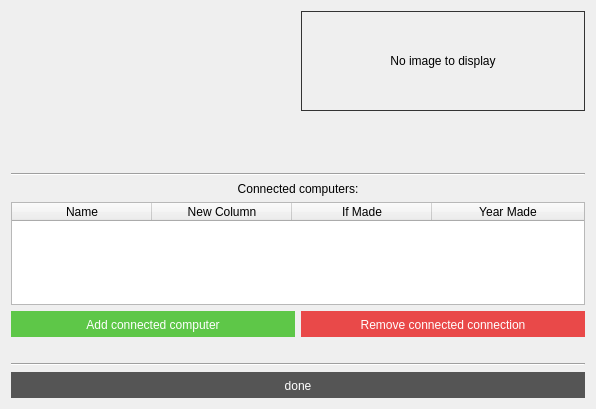
Old version of the form VL1-project/scientistinfowindow.ui in the repository birkirk/vln1-35.
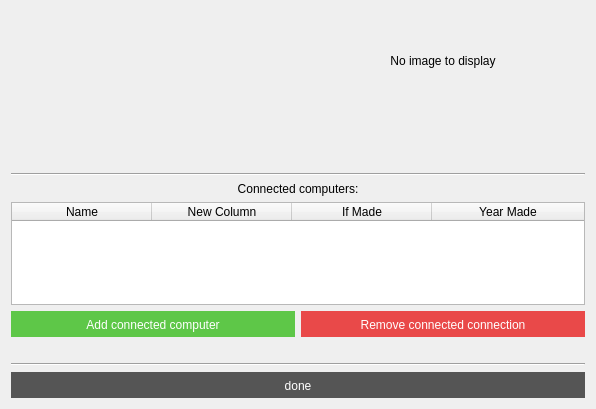
New version of the form.

```diff
--- a/VL1-project/scientistinfowindow.ui
+++ b/VL1-project/scientistinfowindow.ui
@@ -83,7 +83,7 @@
         </size>
        </property>
        <property name="styleSheet">
-        <string notr="true">border: 1px solid #333;</string>
+        <string notr="true"/>
        </property>
        <property name="text">
         <string>No image to display</string>
```
Left out of the diff: 3 changed lines with no effect on the pictures.
